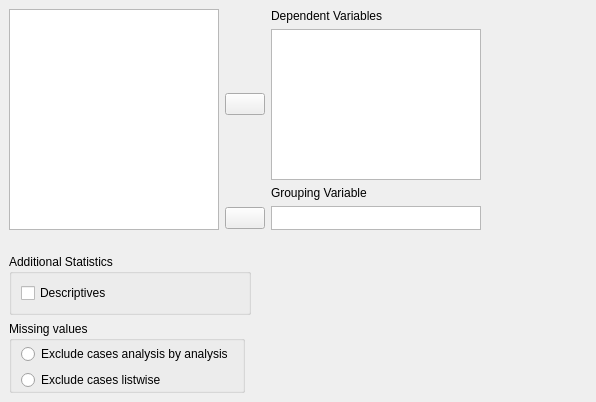
Above: JASP-Desktop/analysisforms/ttestbayesianindependentsamplesform.ui from jasp-stats/jasp-desktop before the change. Below: the same form after it.
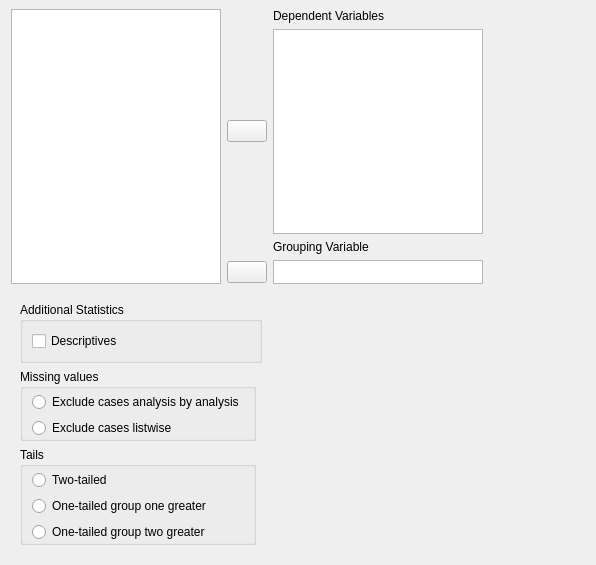
That is the form after the change. Custom widgets are drawn as their Qt base class.

Commit message:
Updates to Bayesian Independent Samples T-Test
Added one sided tests

The edit to the form file:
```diff
--- a/JASP-Desktop/analysisforms/ttestbayesianindependentsamplesform.ui
+++ b/JASP-Desktop/analysisforms/ttestbayesianindependentsamplesform.ui
@@ -7,23 +7,20 @@
     <x>0</x>
     <y>0</y>
     <width>596</width>
-    <height>402</height>
+    <height>565</height>
    </rect>
   </property>
   <property name="windowTitle">
    <string>Form</string>
   </property>
-  <layout class="QGridLayout" name="gridLayout_11">
-   <property name="leftMargin">
-    <number>0</number>
-   </property>
+  <layout class="QGridLayout" name="gridLayout">
    <property name="topMargin">
     <number>0</number>
    </property>
    <property name="rightMargin">
     <number>0</number>
    </property>
-   <property name="bottomMargin">
+   <property name="verticalSpacing">
     <number>0</number>
    </property>
    <item row="0" column="0" colspan="2">
@@ -41,6 +38,9 @@
       </size>
      </property>
      <layout class="QGridLayout" name="gridLayout_10">
+      <property name="leftMargin">
+       <number>0</number>
+      </property>
       <item row="0" column="1">
        <widget class="QWidget" name="widget_7" native="true">
         <layout class="QGridLayout" name="gridLayout_8">
@@ -198,6 +198,25 @@
    <item row="1" column="0">
     <widget class="QWidget" name="widget_3" native="true">
      <layout class="QGridLayout" name="gridLayout_2">
+      <item row="0" column="0" colspan="2">
+       <widget class="QGroupBox" name="groupBox_7">
+        <property name="title">
+         <string>Additional Statistics</string>
+        </property>
+        <property name="flat">
+         <bool>true</bool>
+        </property>
+        <layout class="QGridLayout" name="gridLayout_3">
+         <item row="0" column="0" colspan="2">
+          <widget class="BoundCheckBox" name="descriptives">
+           <property name="text">
+            <string>Descriptives</string>
+           </property>
+          </widget>
+         </item>
+        </layout>
+       </widget>
+      </item>
       <item row="1" column="0">
        <widget class="QGroupBox" name="groupBox_9">
         <property name="title">
@@ -248,20 +267,58 @@
         </layout>
        </widget>
       </item>
-      <item row="0" column="0" colspan="2">
-       <widget class="QGroupBox" name="groupBox_7">
+      <item row="2" column="0">
+       <widget class="QGroupBox" name="groupBox_10">
         <property name="title">
-         <string>Additional Statistics</string>
+         <string>Tails</string>
         </property>
         <property name="flat">
          <bool>true</bool>
         </property>
-        <layout class="QGridLayout" name="gridLayout_3">
-         <item row="0" column="0" colspan="2">
-          <widget class="BoundCheckBox" name="descriptives">
-           <property name="text">
-            <string>Descriptives</string>
-           </property>
+        <layout class="QGridLayout" name="gridLayout_7">
+         <property name="leftMargin">
+          <number>0</number>
+         </property>
+         <property name="topMargin">
+          <number>3</number>
+         </property>
+         <property name="rightMargin">
+          <number>0</number>
+         </property>
+         <property name="bottomMargin">
+          <number>0</number>
+         </property>
+         <item row="0" column="0">
+          <widget class="BoundGroupBox" name="tails" native="true">
+           <layout class="QGridLayout" name="gridLayout_9">
+            <property name="topMargin">
+             <number>0</number>
+            </property>
+            <property name="bottomMargin">
+             <number>0</number>
+            </property>
+            <item row="2" column="0">
+             <widget class="QRadioButton" name="oneTailedLessThan">
+              <property name="text">
+               <string>One-tailed group two greater</string>
+              </property>
+             </widget>
+            </item>
+            <item row="1" column="0">
+             <widget class="QRadioButton" name="oneTailedGreaterThan">
+              <property name="text">
+               <string>One-tailed group one greater</string>
+              </property>
+             </widget>
+            </item>
+            <item row="0" column="0">
+             <widget class="QRadioButton" name="twoTailed">
+              <property name="text">
+               <string>Two-tailed</string>
+              </property>
+             </widget>
+            </item>
+           </layout>
           </widget>
          </item>
         </layout>
```
The commit also changes 2 other files.
